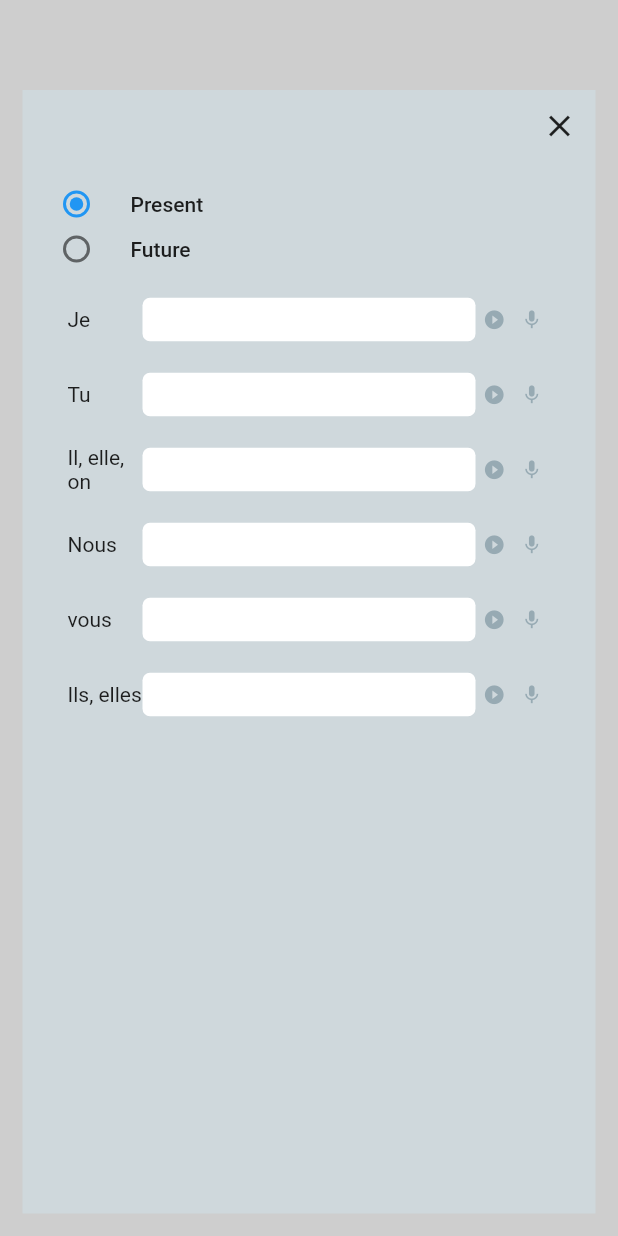
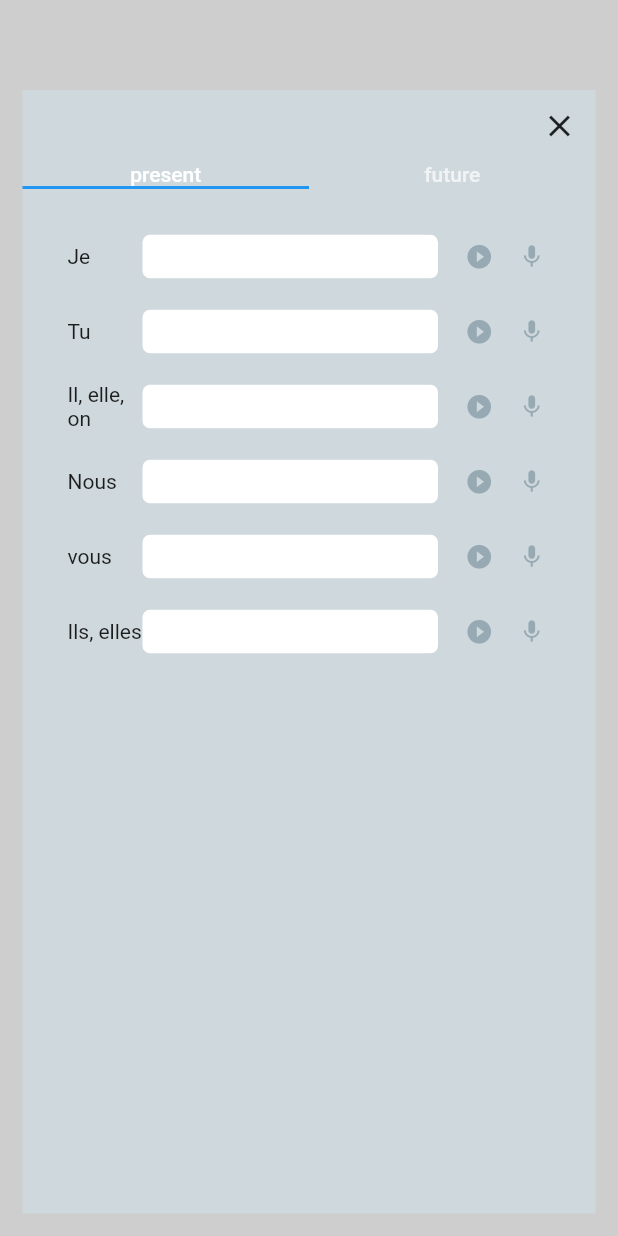
Before and after one commit to ede-la-v/flutter_translation, a Flutter app: the Conjugation screen opened directly with empty values, on a phone screen of 412 x 824 dp. Run offline on Flutter 3.47's test engine with Material 2 defaults, Android fonts, the phone set to English and light mode, and no system bars; our stand-ins replace audioplayers, file, sqflite; missing offline and left inert: audio_recorder; accounts and stored records are empty.

Commit message:
with swipe not working completely

```diff
--- a/lib/conjugation.dart
+++ b/lib/conjugation.dart
@@ -82,16 +82,33 @@ class Times extends StatefulWidget {
   TimesState createState() => new TimesState();
 }
 
-class TimesState extends State<Times> {
+class TimesState extends State<Times> with SingleTickerProviderStateMixin {
   int time = 1;
   Map conjugation = {"present": [], "future": []};
   TranslationDatabase db;
+  TabController _tabController;
+  List times = ["present", "future"];
 
   @override
   void initState() {
     super.initState();
+    _tabController = TabController(vsync: this, length: times.length);
+    _tabController.addListener(changeTime);
     db = TranslationDatabase();
     getConjugation();
+  }
+
+  @override
+  void didUpdateWidget(oldWidget) {
+    super.didUpdateWidget(oldWidget);
+
+    print(_tabController.index); print("_tabController.index");
+  }
+
+  void changeTime() {
+    setState(() {
+      time = _tabController.index + 1;
+    });
   }
 
   void getConjugation() async {
@@ -153,41 +170,23 @@ class TimesState extends State<Times> {
         }
         break;
     }
-    setState(() {});
   }
 
   @override
   Widget build(BuildContext context) {
-    return ListTileTheme(
-      style: ListTileStyle.drawer,
-      child: Column(
+    return Column(
       children: <Widget>[
-          Container(
-            height: 30.0,
-            child: RadioListTile(
-                title: Text("Present"),
-                value: 1,
-                groupValue: time,
-                onChanged: (value) {
-                  setState(() {
-                    time = value;
-                  });
-                }),
-          ),
-          Container(
-            height: 30.0,
-            child: RadioListTile(
-                title: Text("Future"),
-                value: 2,
-                groupValue: time,
-                onChanged: (value) {
-                  setState(() {
-                    time = value;
-                  });
-                }),
+        TabBar(
+          controller: _tabController,
+          tabs: times.map((time) {
+            return Text(time);
+          }).toList(),
         ),
         Expanded(
-              child: Padding(
+          child: TabBarView(
+            controller: _tabController,
+            children: times.map((time) {
+              return Padding(
                     padding: EdgeInsets.only(left: 30.0, right: 30.0, top: 20.0),
                     child: ListView.builder(
                       shrinkWrap: true,
@@ -201,9 +200,11 @@ class TimesState extends State<Times> {
                         );
                       },
                     ),
-          ))
+                  );
+            }).toList(),
+          ),
+        )
       ],
-      ),
     );
   }
 }
@@ -240,17 +241,20 @@ class TimeState extends State<Time> {
   bool _isRecording = false;
   Recording _recording = new Recording();
   AudioPlayer audioPlayer = new AudioPlayer();
+  Color playColor = Colors.blueGrey.withOpacity(0.5);
 
   @override
   void initState() {
     audioPlayer.completionHandler = () {
+      setState(() {
         _isPlaying = false;
         iconLeft = Icons.play_circle_filled;
         iconRight = Icons.mic;
-      setState(() {
-
+        playColor = Colors.blue;
       });
     };
+
+    initAudioPlayer();
     if (widget.conjugation != null && widget.conjugation[1] != null) {
       controller.text = widget.conjugation[1];
     } else {
@@ -263,12 +267,26 @@ class TimeState extends State<Time> {
   @override
   void didUpdateWidget(Time oldWidget) {
     print(widget.conjugation);
+    initAudioPlayer();
     if (widget.conjugation != null && widget.conjugation[1] != null) {
       controller.text = widget.conjugation[1];
     } else {
       controller.text = "";
     }
     super.didUpdateWidget(oldWidget);
+  }
+
+  initAudioPlayer() async {
+    var dir = await getApplicationDocumentsDirectory();
+    if (await io.File('${dir.path}/${getPath()}.m4a').exists()) {
+      setState(() {
+        playColor = Colors.blue;
+      });
+    } else {
+      setState(() {
+        playColor = Colors.blueGrey.withOpacity(0.5);
+      });
+    }
   }
 
   void startRecording() async {
@@ -304,22 +322,7 @@ class TimeState extends State<Time> {
   }
 
   String getPath() {
-    switch (widget.time){
-      case 1:
-        {
-          return widget.spanish + "present" + widget.conjugation[0].toString();;
-        }
-        break;
-      case 2:
-        {
-          return widget.spanish + "future" + widget.conjugation[0].toString();
-        }
-        break;
-      default:
-        {
-          return widget.spanish + "other" + widget.conjugation[0].toString();
-        }
-    }
+    return widget.spanish + widget.time.toString().toLowerCase() + widget.conjugation[0].toString();
   }
 
   Future stopRecording() async {
@@ -342,6 +345,7 @@ class TimeState extends State<Time> {
         if (result == 1) {
           setState(() {
             _isPlaying = true;
+            playColor = Colors.blueGrey.withOpacity(0.5);
             iconLeft = Icons.pause;
             iconRight = Icons.stop;
           });
@@ -349,9 +353,11 @@ class TimeState extends State<Time> {
       }
     } else if (_isRecording && !_isPlaying) {
       await stopRecording();
+      print("stop recording");
       var dir = await getApplicationDocumentsDirectory();
       if (await io.File('${dir.path}/${getPath()}.m4a').exists()) {
         io.File('${dir.path}/${getPath()}.m4a').delete();
+        print("deleted recording");
       }
       iconLeft = Icons.play_circle_filled;
       iconRight = Icons.mic;
@@ -359,6 +365,7 @@ class TimeState extends State<Time> {
       int result = await audioPlayer.pause();
       if (result == 1) {
         _isPlaying = false;
+        playColor = Colors.blue;
         iconLeft = Icons.play_circle_filled;
         iconRight = Icons.mic;
       }
@@ -375,16 +382,19 @@ class TimeState extends State<Time> {
         io.File('${dir.path}/${getPath()}.m4a').delete();
       }
       startRecording();
+      playColor = Colors.blueGrey.withOpacity(0.5);
       iconLeft = Icons.cancel;
       iconRight = Icons.done;
     } else if (_isRecording && !_isPlaying) {
       stopRecording();
+      playColor = Colors.blue;
       iconLeft = Icons.play_circle_filled;
       iconRight = Icons.mic;
     } else if (!_isRecording && _isPlaying) {
       int result = await audioPlayer.stop();
       if (result == 1) {
         _isPlaying = false;
+        playColor = Colors.blue;
         iconLeft = Icons.play_circle_filled;
         iconRight = Icons.mic;
       }
@@ -411,7 +421,6 @@ class TimeState extends State<Time> {
             padding: EdgeInsets.all(5.0),
             child: TextField(
                 onChanged: (string) {
-                  print("change");
                   widget.changeConjugation(widget.conjugation[0], string);
                 },
                 controller: controller,
@@ -421,14 +430,14 @@ class TimeState extends State<Time> {
                 decoration: const InputDecoration.collapsed(hintText: null)),
           )),
           Container(
-            margin: EdgeInsets.all(5.0),
-            height: 15.0,
-            width: 15.0,
+            margin: EdgeInsets.only(left: 15.0),
+            height: 25.0,
+            width: 25.0,
             child: IconButton(
-              iconSize: 15.0,
+              iconSize: 19.0,
               icon: Icon(
                 iconLeft,
-                color: Colors.blueGrey.withOpacity(0.5),
+                color: playColor,
               ),
               padding: EdgeInsets.all(0.0),
               onPressed: () async {
@@ -437,11 +446,11 @@ class TimeState extends State<Time> {
             ),
           ),
           Container(
-            margin: EdgeInsets.all(5.0),
-            height: 15.0,
-            width: 15.0,
+            margin: EdgeInsets.only(left: 10.0),
+            height: 25.0,
+            width: 25.0,
             child: IconButton(
-              iconSize: 15.0,
+              iconSize: 18.0,
               icon: Icon(
                 iconRight,
                 color: Colors.blueGrey.withOpacity(0.5),
```
Also changed, not shown: lib/Translation.dart (+35 -17 lines), 2 other files. Lines whose indentation alone changed are shown as unchanged.
